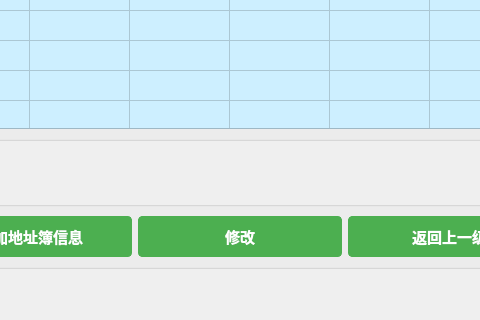
Before: the Qt Designer form modules/user/address_book.ui in gfzyl/Parcel-System, drawn with Qt 5; both pictures show x 94 to 574 and y 122 to 442 of the 668 by 442 pixel window.
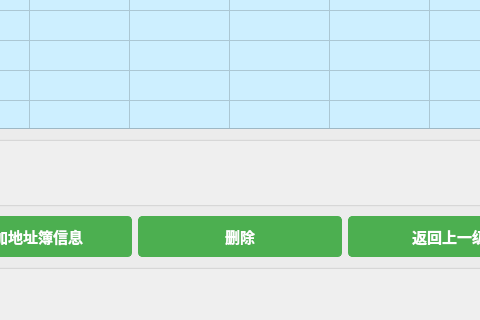
After: the same form once the commit is applied.

What changed in the file:
```diff
--- a/modules/user/address_book.ui
+++ b/modules/user/address_book.ui
@@ -214,7 +214,7 @@
         <item>
          <widget class="QPushButton" name="btn_delete">
           <property name="text">
-           <string>修改</string>
+           <string>删除</string>
           </property>
          </widget>
         </item>
```
